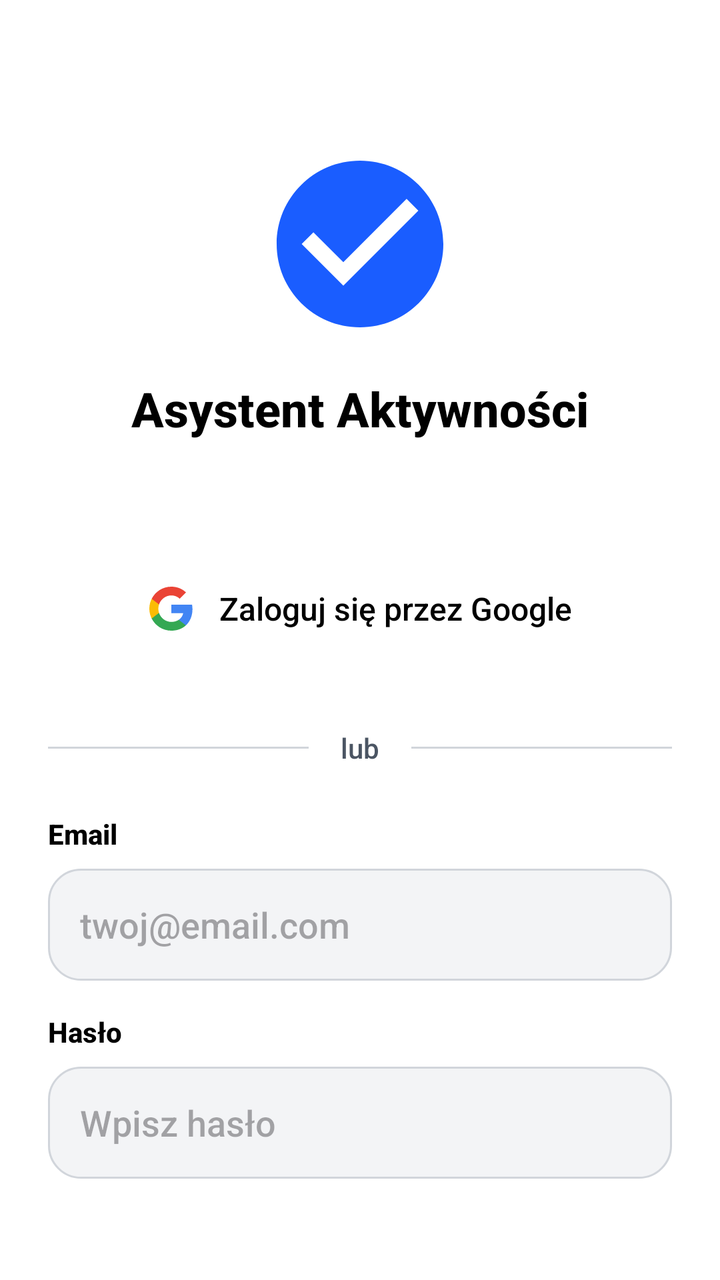
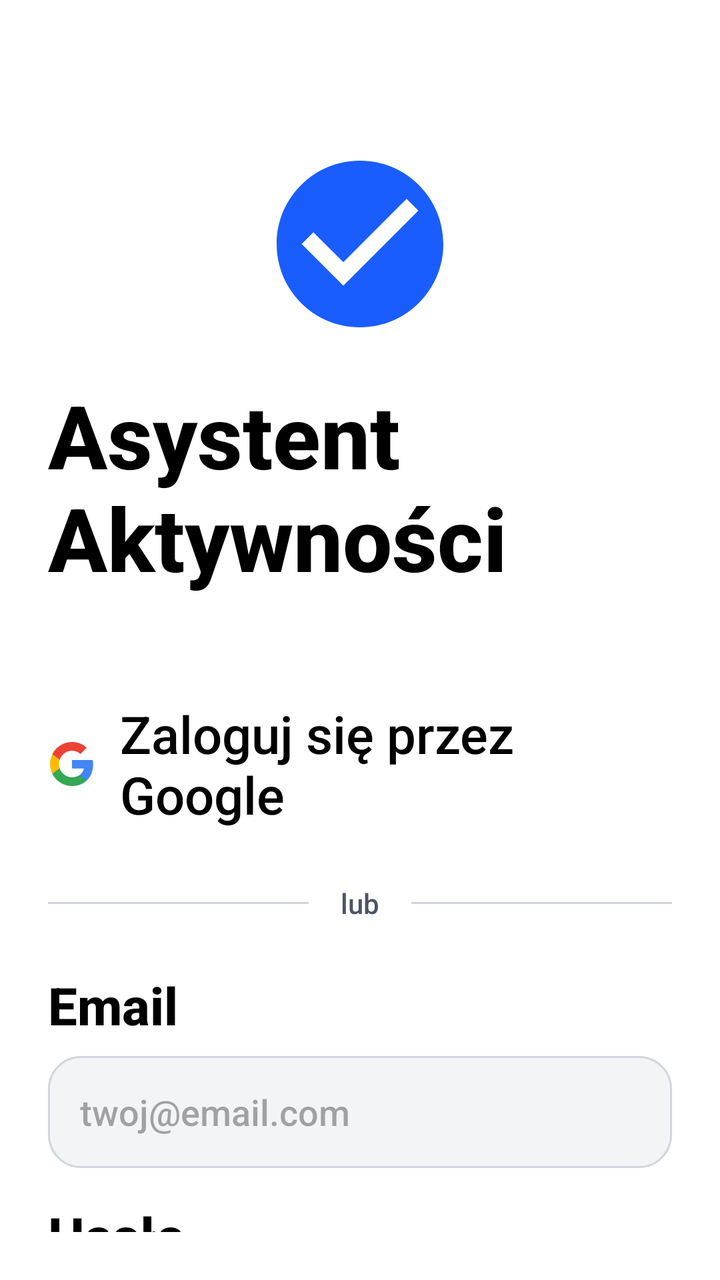

Screens rendered from an Android XML layout before and after an edit, with the pre-edit source and the edit as a unified diff.
<!-- AndroidManifest.xml: application theme Theme.Fitnessapp -->
<!-- res/layout/activity_login.xml -->
<?xml version="1.0" encoding="utf-8"?>
<androidx.constraintlayout.widget.ConstraintLayout xmlns:android="http://schemas.android.com/apk/res/android"
    xmlns:app="http://schemas.android.com/apk/res-auto"
    android:layout_width="match_parent"
    android:layout_height="match_parent"
    android:background="@color/white"
    android:padding="24dp">

    <ImageView
        android:id="@+id/login_logo"
        android:layout_width="100dp"
        android:layout_height="100dp"
        android:layout_marginTop="48dp"
        android:src="@drawable/ic_assistant_logo"
        app:layout_constraintEnd_toEndOf="parent"
        app:layout_constraintStart_toStartOf="parent"
        app:layout_constraintTop_toTopOf="parent" />

    <TextView
        android:id="@+id/login_title"
        android:layout_width="wrap_content"
        android:layout_height="wrap_content"
        android:layout_marginTop="16dp"
        android:text="@string/assistant_title"
        android:textColor="@color/black"
        android:textSize="24sp"
        android:textStyle="bold"
        app:layout_constraintEnd_toEndOf="parent"
        app:layout_constraintStart_toStartOf="parent"
        app:layout_constraintTop_toBottomOf="@id/login_logo" />

    <LinearLayout
        android:id="@+id/btn_google"
        android:layout_width="match_parent"
        android:layout_height="72dp"
        android:layout_marginTop="48dp"
        android:background="@drawable/bg_input_field"
        android:backgroundTint="@color/white"
        android:gravity="center"
        android:orientation="horizontal"
        app:layout_constraintTop_toBottomOf="@id/login_title">

        <ImageView
            android:layout_width="24dp"
            android:layout_height="24dp"
            android:src="@drawable/ic_google" />

        <TextView
            android:layout_width="wrap_content"
            android:layout_height="wrap_content"
            android:layout_marginStart="12dp"
            android:text="@string/login_google"
            android:textColor="@color/black"
            android:textSize="16sp" />
    </LinearLayout>

    <TextView
        android:id="@+id/tv_or"
        android:layout_width="wrap_content"
        android:layout_height="wrap_content"
        android:layout_marginTop="24dp"
        android:text="@string/or"
        android:textColor="@color/gray_text"
        app:layout_constraintEnd_toEndOf="parent"
        app:layout_constraintStart_toStartOf="parent"
        app:layout_constraintTop_toBottomOf="@id/btn_google" />

    <View
        android:layout_width="0dp"
        android:layout_height="1dp"
        android:layout_marginEnd="16dp"
        android:background="@color/gray_dot"
        app:layout_constraintBottom_toBottomOf="@id/tv_or"
        app:layout_constraintEnd_toStartOf="@id/tv_or"
        app:layout_constraintStart_toStartOf="parent"
        app:layout_constraintTop_toTopOf="@id/tv_or" />

    <View
        android:layout_width="0dp"
        android:layout_height="1dp"
        android:layout_marginStart="16dp"
        android:background="@color/gray_dot"
        app:layout_constraintBottom_toBottomOf="@id/tv_or"
        app:layout_constraintEnd_toEndOf="parent"
        app:layout_constraintStart_toEndOf="@id/tv_or"
        app:layout_constraintTop_toTopOf="@id/tv_or" />

    <TextView
        android:id="@+id/label_email"
        android:layout_width="wrap_content"
        android:layout_height="wrap_content"
        android:layout_marginTop="24dp"
        android:text="@string/email"
        android:textColor="@color/black"
        android:textStyle="bold"
        app:layout_constraintStart_toStartOf="parent"
        app:layout_constraintTop_toBottomOf="@id/tv_or" />

    <EditText
        android:id="@+id/et_email"
        android:layout_width="match_parent"
        android:layout_height="56dp"
        android:layout_marginTop="8dp"
        android:background="@drawable/bg_input_field"
        android:hint="@string/email_hint"
        android:inputType="textEmailAddress"
        android:paddingHorizontal="16dp"
        app:layout_constraintTop_toBottomOf="@id/label_email" />

    <TextView
        android:id="@+id/label_password"
        android:layout_width="wrap_content"
        android:layout_height="wrap_content"
        android:layout_marginTop="16dp"
        android:text="@string/password"
        android:textColor="@color/black"
        android:textStyle="bold"
        app:layout_constraintStart_toStartOf="parent"
        app:layout_constraintTop_toBottomOf="@id/et_email" />

    <EditText
        android:id="@+id/et_password"
        android:layout_width="match_parent"
        android:layout_height="56dp"
        android:layout_marginTop="8dp"
        android:background="@drawable/bg_input_field"
        android:hint="@string/password_hint"
        android:inputType="textPassword"
        android:paddingHorizontal="16dp"
        app:layout_constraintTop_toBottomOf="@id/label_password" />

    <Button
        android:id="@+id/btn_login"
        android:layout_width="match_parent"
        android:layout_height="80dp"
        android:layout_marginTop="32dp"
        android:background="@drawable/bg_button_primary"
        android:text="@string/login_btn"
        android:textAllCaps="false"
        android:textColor="@color/white"
        android:textSize="22sp"
        app:backgroundTint="@null"
        app:layout_constraintTop_toBottomOf="@id/et_password" />

    <Button
        android:id="@+id/btn_register"
        android:layout_width="match_parent"
        android:layout_height="80dp"
        android:layout_marginTop="12dp"
        android:background="@drawable/bg_input_field"
        android:backgroundTint="@color/light_gray_bg"
        android:text="@string/register_btn"
        android:textAllCaps="false"
        android:textColor="@color/black"
        android:textSize="22sp"
        app:backgroundTint="@null"
        app:layout_constraintTop_toBottomOf="@id/btn_login" />

</androidx.constraintlayout.widget.ConstraintLayout>
<!-- resources referenced by this layout -->
<resources>
  <color name="black">#FF000000</color>
  <color name="gray_dot">#D1D5DB</color>
  <color name="gray_text">#4B5563</color>
  <color name="light_gray_bg">#F3F4F6</color>
  <color name="white">#FFFFFFFF</color>
  <!-- drawable bg_button_primary (drawable) -->
  <shape xmlns:android="http://schemas.android.com/apk/res/android"
      android:shape="rectangle">
      <solid android:color="@color/blue_primary" />
      <corners android:radius="16dp" />
  </shape>
  <!-- drawable bg_input_field (drawable) -->
  <shape xmlns:android="http://schemas.android.com/apk/res/android"
      android:shape="rectangle">
      <solid android:color="@color/light_gray_bg" />
      <stroke android:width="1dp" android:color="@color/gray_dot" />
      <corners android:radius="16dp" />
  </shape>
  <!-- drawable ic_assistant_logo (drawable) -->
  <vector xmlns:android="http://schemas.android.com/apk/res/android"
      android:width="100dp"
      android:height="100dp"
      android:viewportWidth="24"
      android:viewportHeight="24">
      <path
          android:fillColor="#1A5DFF"
          android:pathData="M12,2C6.48,2 2,6.48 2,12s4.48,10 10,10 10,-4.48 10,-10S17.52,2 12,2zm-2,15l-5,-5 1.41,-1.41L10,14.17l7.59,-7.59L19,8l-9,9z" />
  </vector>
  <!-- drawable ic_google (drawable) -->
  <vector xmlns:android="http://schemas.android.com/apk/res/android"
      android:width="24dp"
      android:height="24dp"
      android:viewportWidth="24"
      android:viewportHeight="24">
      <path
          android:fillColor="#4285F4"
          android:pathData="M22.56,12.25c0,-0.78 -0.07,-1.53 -0.2,-2.25H12v4.26h5.92c-0.26,1.37 -1.04,2.53 -2.21,3.31v2.77h3.57c2.08,-1.92 3.28,-4.74 3.28,-8.09z" />
      <path
          android:fillColor="#34A853"
          android:pathData="M12,23c2.97,0 5.46,-0.98 7.28,-2.66l-3.57,-2.77c-0.99,0.66 -2.26,1.06 -3.71,1.06 -2.86,0 -5.29,-1.93 -6.16,-4.53H2.18v2.84C3.99,20.53 7.7,23 12,23z" />
      <path
          android:fillColor="#FBBC05"
          android:pathData="M5.84,14.09c-0.22,-0.66 -0.35,-1.36 -0.35,-2.09s0.13,-1.43 0.35,-2.09V7.07H2.18C1.43,8.55 1,10.22 1,12s0.43,3.45 1.18,4.93l3.66,-2.84z" />
      <path
          android:fillColor="#EA4335"
          android:pathData="M12,5.38c1.62,0 3.06,0.56 4.21,1.66l3.15,-3.15C17.45,2.09 14.97,1 12,1 7.7,1 3.99,3.47 2.18,7.07l3.66,2.84c0.87,-2.6 3.3,-4.53 6.16,-4.53z" />
  </vector>
  <string name="assistant_title">Asystent Aktywności</string>
  <string name="email">Email</string>
  <string name="email_hint">twoj@email.com</string>
  <string name="login_btn">Zaloguj się</string>
  <string name="login_google">Zaloguj się przez Google</string>
  <string name="or">lub</string>
  <string name="password">Hasło</string>
  <string name="password_hint">Wpisz hasło</string>
  <string name="register_btn">Zarejestruj się</string>
  <style name="Theme.Fitnessapp" parent="Base.Theme.Fitnessapp" />
  <color name="blue_primary">#2563EB</color>
  <style name="Base.Theme.Fitnessapp" parent="Theme.Material3.Light.NoActionBar">
          
          <item name="android:fontFamily">sans-serif-medium</item>
          <item name="android:textAllCaps">false</item>
          <item name="android:textColor">#0F172A</item>
          <item name="android:windowBackground">#F8FAFC</item>
      </style>
</resources>

<!-- the commit's change to res/layout/activity_login.xml (unified diff, before → after) -->
@@ -23,7 +23,7 @@
         android:layout_marginTop="16dp"
         android:text="@string/assistant_title"
         android:textColor="@color/black"
-        android:textSize="24sp"
+        android:textSize="44sp"
         android:textStyle="bold"
         app:layout_constraintEnd_toEndOf="parent"
         app:layout_constraintStart_toStartOf="parent"
@@ -51,7 +51,7 @@
             android:layout_marginStart="12dp"
             android:text="@string/login_google"
             android:textColor="@color/black"
-            android:textSize="16sp" />
+            android:textSize="26sp" />
     </LinearLayout>
 
     <TextView
@@ -92,6 +92,7 @@
         android:layout_marginTop="24dp"
         android:text="@string/email"
         android:textColor="@color/black"
+        android:textSize="26sp"
         android:textStyle="bold"
         app:layout_constraintStart_toStartOf="parent"
         app:layout_constraintTop_toBottomOf="@id/tv_or" />
@@ -114,6 +115,7 @@
         android:layout_marginTop="16dp"
         android:text="@string/password"
         android:textColor="@color/black"
+        android:textSize="26sp"
         android:textStyle="bold"
         app:layout_constraintStart_toStartOf="parent"
         app:layout_constraintTop_toBottomOf="@id/et_email" />
@@ -138,7 +140,8 @@
         android:text="@string/login_btn"
         android:textAllCaps="false"
         android:textColor="@color/white"
-        android:textSize="22sp"
+        android:textSize="26sp"
+        android:textStyle="bold"
         app:backgroundTint="@null"
         app:layout_constraintTop_toBottomOf="@id/et_password" />
 
@@ -152,7 +155,8 @@
         android:text="@string/register_btn"
         android:textAllCaps="false"
         android:textColor="@color/black"
-        android:textSize="22sp"
+        android:textSize="26sp"
+        android:textStyle="bold"
         app:backgroundTint="@null"
         app:layout_constraintTop_toBottomOf="@id/btn_login" />
 
